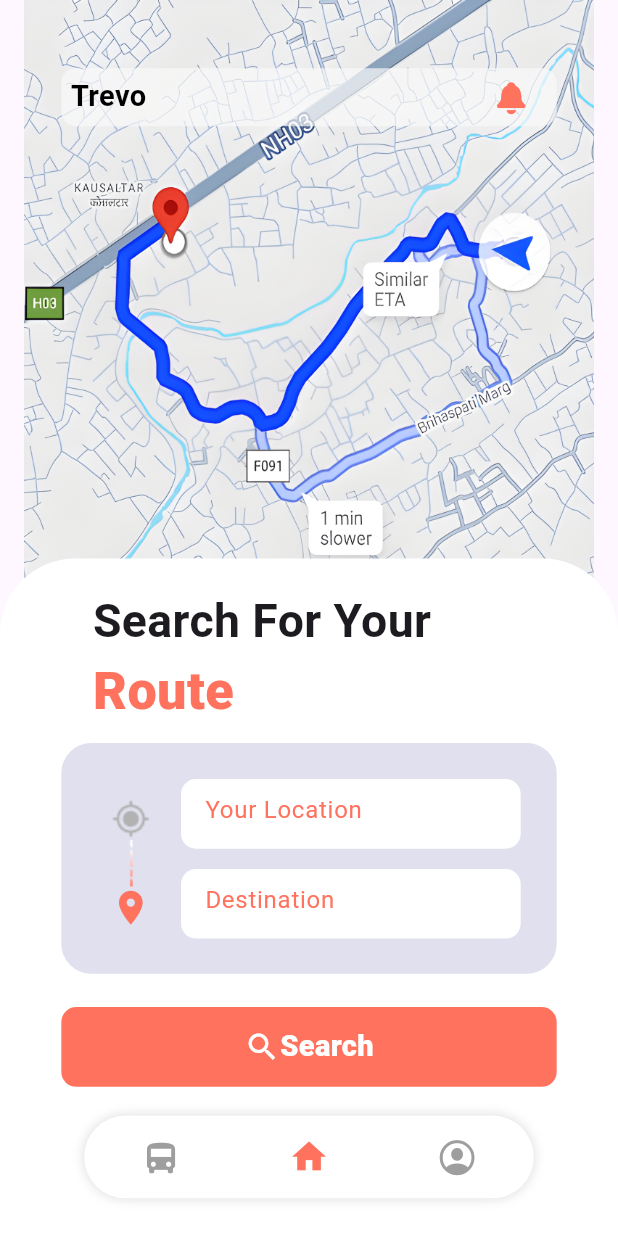
After one commit to rabin2059/busDrive, a Flutter app: the screen it shows after launch, after a tap on "Get Started", on a phone screen of 412 x 824 dp. The commit adds this screen. Run offline on Flutter 3.47's test engine with Material 3 defaults, Android fonts, the phone set to English and light mode, and no system bars; our stand-ins replace flutter_screenutil, google_fonts; Roboto replaces fonts that are missing (Mukta).

Commit message:
(Added) Navigation Button and Home Screen

```diff
--- /dev/null
+++ b/busdrive/lib/Navigation Button/navigation.dart
@@ -0,0 +1,116 @@
+import 'package:flutter/cupertino.dart';
+import 'package:flutter/material.dart';
+import 'package:flutter_screenutil/flutter_screenutil.dart';
+
+import '../Screens/bus_screen.dart';
+import '../Screens/home_screen.dart';
+import '../Screens/profile_screen.dart';
+
+class Navigation extends StatefulWidget {
+  const Navigation({super.key});
+
+  @override
+  State<Navigation> createState() => _NavigationState();
+}
+
+class _NavigationState extends State<Navigation> {
+  int _selectedIndex = 1; // Default to HomeScreen
+  final PageController _pageController = PageController(initialPage: 1);
+
+  final List<Widget> _pages = <Widget>[
+    const BusScreen(),
+    const HomeScreen(),
+    const ProfileScreen(),
+  ];
+
+  void _onItemTapped(int index) {
+    setState(() {
+      _selectedIndex = index;
+      _pageController.jumpToPage(index);
+    });
+  }
+
+  @override
+  Widget build(BuildContext context) {
+    return Scaffold(
+      body: Stack(
+        children: [
+          PageView(
+            controller: _pageController,
+            onPageChanged: (index) {
+              setState(() {
+                _selectedIndex = index;
+              });
+            },
+            children: _pages,
+          ),
+          Positioned(
+            bottom: 26.h,
+            left: 0,
+            right: 0,
+            child: Center(
+              child: Material(
+                borderRadius: BorderRadius.circular(30), // Rounded corners
+                child: Container(
+                  height: 57.h,
+                  width: 286.w,
+                  decoration: BoxDecoration(
+                    color: Colors.white, // Background color
+                    borderRadius: BorderRadius.circular(30),
+                    boxShadow: [
+                      BoxShadow(
+                        color: Colors.grey.withOpacity(0.3),
+                        spreadRadius: 1,
+                        blurRadius: 5,
+                        offset:
+                            const Offset(0, 0), // changes position of shadow
+                      ),
+                    ], // Rounded corners
+                  ),
+                  child: Padding(
+                    padding: EdgeInsets.symmetric(horizontal: 26.w),
+                    child: Row(
+                      mainAxisAlignment: MainAxisAlignment.spaceBetween,
+                      children: [
+                        IconButton(
+                          onPressed: () => _onItemTapped(0),
+                          icon: Icon(
+                            CupertinoIcons.bus,
+                            size: 28.h,
+                            color: _selectedIndex == 0
+                                ? const Color(0xFFFF725E)
+                                : Colors.grey,
+                          ),
+                        ),
+                        IconButton(
+                          onPressed: () => _onItemTapped(1),
+                          icon: Icon(
+                            Icons.home,
+                            size: 28.h,
+                            color: _selectedIndex == 1
+                                ? const Color(0xFFFF725E)
+                                : Colors.grey,
+                          ),
+                        ),
+                        IconButton(
+                          onPressed: () => _onItemTapped(2),
+                          icon: Icon(
+                            CupertinoIcons.profile_circled,
+                            size: 28.h,
+                            color: _selectedIndex == 2
+                                ? const Color(0xFFFF725E)
+                                : Colors.grey,
+                          ),
+                        ),
+                      ],
+                    ),
+                  ),
+                ),
+              ),
+            ),
+          ),
+        ],
+      ),
+    );
+  }
+}
--- /dev/null
+++ b/busdrive/lib/Screens/bus_screen.dart
@@ -0,0 +1,15 @@
+import 'package:flutter/material.dart';
+
+class BusScreen extends StatefulWidget {
+  const BusScreen({super.key});
+
+  @override
+  State<BusScreen> createState() => _BusScreenState();
+}
+
+class _BusScreenState extends State<BusScreen> {
+  @override
+  Widget build(BuildContext context) {
+    return const Placeholder();
+  }
+}
--- a/busdrive/lib/Screens/get_started.dart
+++ b/busdrive/lib/Screens/get_started.dart
@@ -1,3 +1,4 @@
+import 'package:busderive/Navigation%20Button/navigation.dart';
 import 'package:flutter/material.dart';
 import 'package:flutter_screenutil/flutter_screenutil.dart';
 import 'package:google_fonts/google_fonts.dart';
@@ -12,10 +13,6 @@ class GetStarted extends StatefulWidget {
 class _GetStartedState extends State<GetStarted> {
   @override
   Widget build(BuildContext context) {
-    return ScreenUtilInit(
-      designSize:
-          const Size(393, 852), // Using the design size for iPhone 15 Pro
-      builder: (context, child) {
     return Scaffold(
       body: SafeArea(
         child: Stack(
@@ -62,7 +59,9 @@ class _GetStartedState extends State<GetStarted> {
                       ),
                       textAlign: TextAlign.center,
                     ),
-                        SizedBox(height: 5.h,),
+                    SizedBox(
+                      height: 5.h,
+                    ),
                     Text(
                       "The location of the bus you want at \n your pocket",
                       style: TextStyle(
@@ -74,11 +73,17 @@ class _GetStartedState extends State<GetStarted> {
                     SizedBox(
                       height: 27.h,
                     ),
-                        Container(
+                    GestureDetector(
+                      onTap: () {
+                        Navigator.of(context).push(MaterialPageRoute(
+                          builder: (context) => const Navigation(),
+                        ));
+                      },
+                      child: Container(
                         width: 329.w,
                         height: 55.h,
                         decoration: BoxDecoration(
-                            color: Color(0xFFFF725E),
+                          color: const Color(0xFFFF725E),
                           borderRadius: BorderRadius.circular(10),
                         ),
                         child: Center(
@@ -92,6 +97,7 @@ class _GetStartedState extends State<GetStarted> {
                           ),
                           textAlign: TextAlign.center,
                         )),
+                      ),
                     )
                   ],
                 ),
@@ -101,7 +107,5 @@ class _GetStartedState extends State<GetStarted> {
         ),
       ),
     );
-      },
-    );
   }
 }
--- /dev/null
+++ b/busdrive/lib/Screens/home_screen.dart
@@ -0,0 +1,219 @@
+import 'package:flutter/cupertino.dart';
+import 'package:flutter/material.dart';
+import 'package:flutter_screenutil/flutter_screenutil.dart';
+import 'package:google_fonts/google_fonts.dart';
+
+class HomeScreen extends StatefulWidget {
+  const HomeScreen({super.key});
+
+  @override
+  State<HomeScreen> createState() => _HomeScreenState();
+}
+
+class _HomeScreenState extends State<HomeScreen> {
+  @override
+  Widget build(BuildContext context) {
+    return Scaffold(
+      body: Stack(
+        children: [
+          Positioned(
+            top: 0.h,
+            child: SizedBox(
+              height: 443.h,
+              width: 393.w,
+              child: Image.asset('assets/map.png'),
+            ),
+          ),
+          Positioned(
+            top: 47.h,
+            left: 39.w,
+            child: Container(
+              height: 40.h,
+              width: 315.w,
+              decoration: BoxDecoration(
+                color: const Color(0xB3F9F9F9),
+                borderRadius: BorderRadius.circular(10),
+              ),
+              child: Padding(
+                padding: EdgeInsets.symmetric(horizontal: 6.w),
+                child: Row(
+                  mainAxisAlignment: MainAxisAlignment.spaceBetween,
+                  children: [
+                    Text(
+                      "Trevo",
+                      style: GoogleFonts.roboto(
+                        textStyle: TextStyle(
+                          fontWeight: FontWeight.w700,
+                          fontSize: 20.sp,
+                          color: Colors.black,
+                        ),
+                      ),
+                    ),
+                    Center(
+                      child: IconButton(
+                        onPressed: () {},
+                        icon: const Icon(
+                          CupertinoIcons.bell_fill,
+                          color: Color(0xFFFF725E),
+                        ),
+                      ),
+                    ),
+                  ],
+                ),
+              ),
+            ),
+          ),
+          Positioned(
+            bottom: 0.h,
+            child: Container(
+              height: 467.h,
+              width: 393.w,
+              decoration: const BoxDecoration(
+                color: Colors.white,
+                borderRadius: BorderRadius.only(
+                  topLeft: Radius.circular(50),
+                  topRight: Radius.circular(50),
+                ),
+              ),
+              child: Padding(
+                padding: EdgeInsets.only(top: 20.h, left: 39.w, right: 39.w),
+                child: Column(
+                  crossAxisAlignment: CrossAxisAlignment.start,
+                  children: [
+                    Padding(
+                      padding: EdgeInsets.only(left: 20.w),
+                      child: Text(
+                        'Search For Your',
+                        style: GoogleFonts.roboto(
+                            textStyle: TextStyle(
+                                fontSize: 32.sp, fontWeight: FontWeight.w600)),
+                      ),
+                    ),
+                    Padding(
+                      padding: EdgeInsets.only(left: 20.w),
+                      child: Text(
+                        'Route',
+                        style: GoogleFonts.roboto(
+                            textStyle: TextStyle(
+                                fontSize: 36.sp,
+                                fontWeight: FontWeight.w900,
+                                color: const Color(0xFFFF725E))),
+                      ),
+                    ),
+                    SizedBox(
+                      height: 10.h,
+                    ),
+                    Container(
+                      height: 159.h,
+                      width: 315.w,
+                      decoration: BoxDecoration(
+                          color: const Color(0xDBDBDBEC),
+                          borderRadius: BorderRadius.circular(20)),
+                      child: Padding(
+                        padding: const EdgeInsets.all(24.0),
+                        child: Row(
+                          mainAxisAlignment: MainAxisAlignment.spaceBetween,
+                          children: [
+                            Padding(
+                              padding: EdgeInsets.only(top: 13.h, left: 8.w),
+                              child: Column(
+                                children: [
+                                  Image.asset('assets/location.png'),
+                                  Image.asset('assets/-----.png'),
+                                  Icon(
+                                    Icons.location_on,
+                                    color: const Color(0xFFFF725E),
+                                    size: 28.h,
+                                  )
+                                ],
+                              ),
+                            ),
+                            Column(
+                              children: [
+                                SizedBox(
+                                  width: 216.w,
+                                  height: 48.h,
+                                  child: TextFormField(
+                                    decoration: InputDecoration(
+                                      fillColor: Colors.white,
+                                      filled: true,
+                                      border: OutlineInputBorder(
+                                        borderRadius: BorderRadius.circular(10),
+                                        borderSide: BorderSide.none,
+                                      ),
+                                      hintText: 'Your Location',
+                                      hintStyle: const TextStyle(
+                                          color: Color(0xFFFF725E)),
+                                    ),
+                                  ),
+                                ),
+                                SizedBox(
+                                  height: 14.h,
+                                ),
+                                SizedBox(
+                                  width: 216.w,
+                                  height: 48.h,
+                                  child: TextFormField(
+                                    decoration: InputDecoration(
+                                      fillColor: Colors.white,
+                                      filled: true,
+                                      border: OutlineInputBorder(
+                                        borderRadius: BorderRadius.circular(10),
+                                        borderSide: BorderSide.none,
+                                      ),
+                                      hintText: 'Destination',
+                                      hintStyle: const TextStyle(
+                                          color: Color(0xFFFF725E)),
+                                    ),
+                                  ),
+                                ),
+                              ],
+                            )
+                          ],
+                        ),
+                      ),
+                    ),
+                    SizedBox(
+                      height: 23.h,
+                    ),
+                    GestureDetector(
+                      onTap: () {},
+                      child: Container(
+                        width: 329.w,
+                        height: 55.h,
+                        decoration: BoxDecoration(
+                          color: const Color(0xFFFF725E),
+                          borderRadius: BorderRadius.circular(10),
+                        ),
+                        child: Center(
+                            child: Row(
+                          mainAxisAlignment: MainAxisAlignment.center,
+                          children: [
+                            const Icon(
+                              Icons.search,
+                              color: Colors.white,
+                            ),
+                            Text(
+                              'Search',
+                              style: GoogleFonts.roboto(
+                                textStyle: TextStyle(
+                                    fontSize: 20.sp,
+                                    fontWeight: FontWeight.w800,
+                                    color: Colors.white),
+                              ),
+                              textAlign: TextAlign.center,
+                            ),
+                          ],
+                        )),
+                      ),
+                    )
+                  ],
+                ),
+              ),
+            ),
+          ),
+        ],
+      ),
+    );
+  }
+}
--- /dev/null
+++ b/busdrive/lib/Screens/profile_screen.dart
@@ -0,0 +1,15 @@
+import 'package:flutter/material.dart';
+
+class ProfileScreen extends StatefulWidget {
+  const ProfileScreen({super.key});
+
+  @override
+  State<ProfileScreen> createState() => _ProfileScreenState();
+}
+
+class _ProfileScreenState extends State<ProfileScreen> {
+  @override
+  Widget build(BuildContext context) {
+    return const Placeholder();
+  }
+}
```
Also changed, not shown: busdrive/assets/-----.png (added), busdrive/assets/bus1.png (added), busdrive/assets/location.png (added), busdrive/assets/map.png (added). Lines whose indentation alone changed are shown as unchanged.
